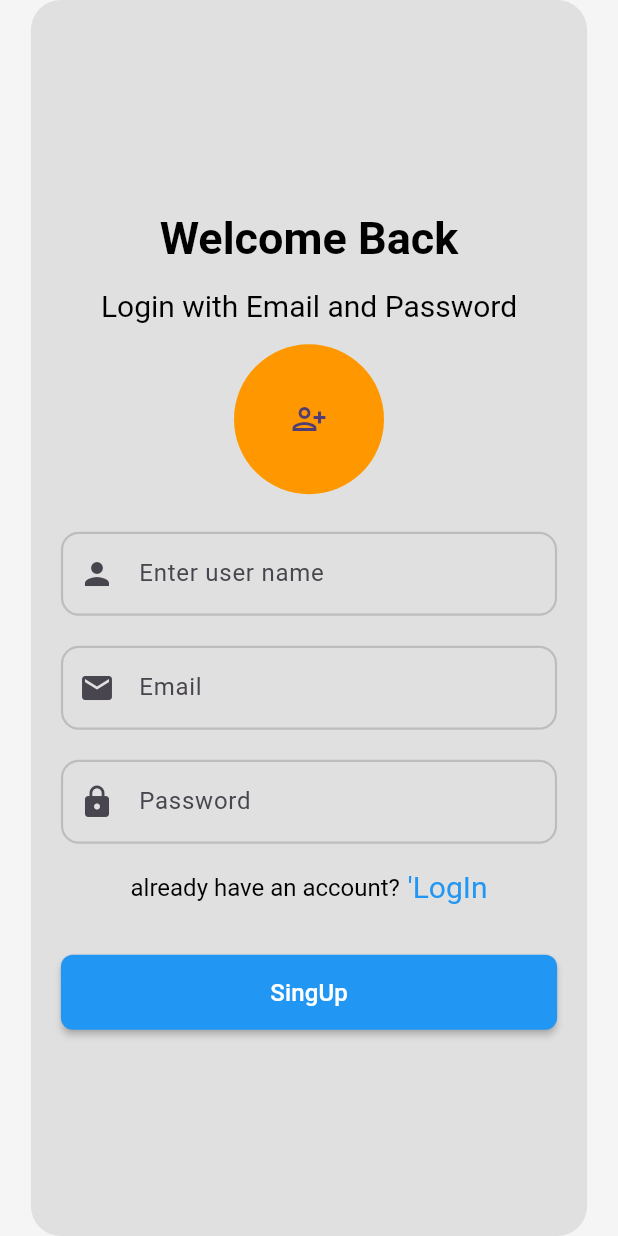
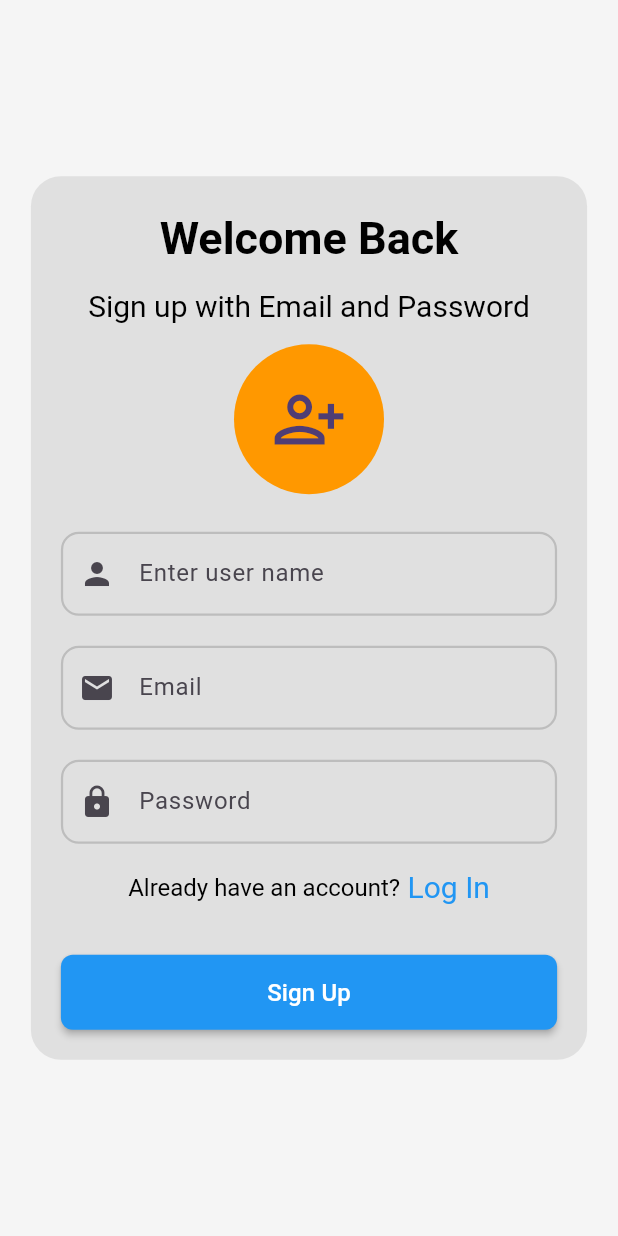
Before and after one commit to Amjad3618/Medico, a Flutter app: the screen it shows after launch, after a tap on "Sign Up", on a phone screen of 412 x 824 dp. Run offline on Flutter 3.47's test engine with Material 3 defaults, Android fonts, the phone set to English and light mode, and no system bars; our stand-ins replace cloud_firestore, firebase_auth, firebase_core, firebase_storage, image_picker; missing offline and left inert: dart:html; accounts and stored records are empty.

Commit message:
mobile auth completed

```diff
--- a/medico/lib/MobileScreen/login_m.dart
+++ b/medico/lib/MobileScreen/login_m.dart
@@ -24,13 +24,14 @@ class _LoginMState extends State<LoginM> {
     return Scaffold(
       body: Center(
         child: Container(
-          height: screenSize.height * 0.8, // 80% of screen height
+          height: screenSize.height *10, // 80% of screen height
           width: screenSize.width * 0.9, // 90% of screen width
           decoration: BoxDecoration(
             color: Colors.grey[300],
             borderRadius: BorderRadius.circular(20),
           ),
           padding: const EdgeInsets.all(20), // Use uniform padding
+          child: SingleChildScrollView(
             child: Column(
               mainAxisAlignment: MainAxisAlignment.center,
               crossAxisAlignment: CrossAxisAlignment.stretch, // Align children to stretch
@@ -90,7 +91,7 @@ class _LoginMState extends State<LoginM> {
                             onTap: () {
                               Navigator.push(
                                 context,
-                              MaterialPageRoute(builder: (_) => const SingUpM()),
+                                MaterialPageRoute(builder: (_) => const SignUpM()),
                               );
                             },
                             child: const MyTextt(
@@ -115,6 +116,7 @@ class _LoginMState extends State<LoginM> {
             ),
           ),
         ),
+      ),
     );
   }
 }
--- a/medico/lib/MobileScreen/singup_m.dart
+++ b/medico/lib/MobileScreen/singup_m.dart
@@ -1,65 +1,120 @@
+import 'dart:io';
 import 'package:flutter/material.dart';
+import 'package:image_picker/image_picker.dart';
 import 'package:medico/utils/custom_text.dart';
 import 'package:medico/utils/custome-button.dart';
 import 'package:medico/utils/custome_form.dart';
+import '../data/firebase_auth_services.dart';
+import 'bottom_nav_mobile.dart'; // Make sure this path is correct
 
-class SingUpM extends StatefulWidget {
-  const SingUpM({super.key});
+class SignUpM extends StatefulWidget {
+  const SignUpM({super.key});
 
   @override
-  State<SingUpM> createState() => _SingUpMState();
+  State<SignUpM> createState() => _SignUpMState();
 }
 
-class _SingUpMState extends State<SingUpM> {
-  final _emailCtrl = TextEditingController();
-  final _passwordCtrl = TextEditingController();final _namecrtl = TextEditingController();
+class _SignUpMState extends State<SignUpM> {
+  final FirebaseAuthService _authService = FirebaseAuthService();
+  final TextEditingController _emailCtrl = TextEditingController();
+  final TextEditingController _passwordCtrl = TextEditingController();
+  final TextEditingController _nameCtrl = TextEditingController();
+  bool _isLoading = false;
+  XFile? _selectedImage; // Store the selected image
+
+  final ImagePicker _picker = ImagePicker();
+
+  // Method to pick an image
+  Future<void> _pickImage() async {
+    final pickedFile = await _picker.pickImage(source: ImageSource.gallery);
+    if (pickedFile != null) {
+      setState(() {
+        _selectedImage = pickedFile;
+      });
+    }
+  }
+
+  // Sign up method
+  Future<void> _signUp() async {
+    setState(() => _isLoading = true);
+    try {
+      await _authService.completeSignUpProcess(
+        email: _emailCtrl.text.trim(),
+        password: _passwordCtrl.text.trim(),
+        name: _nameCtrl.text.trim(),
+        profileImage: _selectedImage,
+      );
+
+      ScaffoldMessenger.of(context).showSnackBar(
+        const SnackBar(content: Text('Sign up successful!')),
+      );
+
+      // Navigate to BottomNavMobile page after successful signup
+      Navigator.pushReplacement(
+        context,
+        MaterialPageRoute(builder: (context) => const BottomNavMobile()),
+      );
+    } catch (e) {
+      ScaffoldMessenger.of(context).showSnackBar(
+        SnackBar(content: Text('Sign up failed: ${e.toString()}')),
+      );
+    } finally {
+      setState(() => _isLoading = false);
+    }
+  }
 
   @override
   Widget build(BuildContext context) {
-    // Get the size of the screen
     final screenSize = MediaQuery.of(context).size;
+
     return Scaffold(
       body: Center(
+        child: SingleChildScrollView(
           child: Container(
-          height: screenSize.height * 10, // 80% of screen height
-          width: screenSize.width * 0.9, // 90% of screen width
+            width: screenSize.width * 0.9,
             decoration: BoxDecoration(
               color: Colors.grey[300],
               borderRadius: BorderRadius.circular(20),
             ),
-          padding: const EdgeInsets.all(20), // Use uniform padding
+            padding: const EdgeInsets.all(20),
             child: Column(
               mainAxisAlignment: MainAxisAlignment.center,
-            crossAxisAlignment: CrossAxisAlignment.stretch, // Align children to stretch
+              crossAxisAlignment: CrossAxisAlignment.stretch,
               children: [
                 const MyTextt(
                   text: "Welcome Back",
                   fontSize: 30,
                   fontWeight: FontWeight.bold,
-                textAlign: TextAlign.center, // Center text
+                  textAlign: TextAlign.center,
                 ),
                 const SizedBox(height: 10),
                 const MyTextt(
-                text: "Login with Email and Password",
+                  text: "Sign up with Email and Password",
                   fontSize: 20,
                   fontWeight: FontWeight.w400,
-                textAlign: TextAlign.center, // Center text
+                  textAlign: TextAlign.center,
                 ),
-              const SizedBox(height: 10,),
-              const CircleAvatar(
+                const SizedBox(height: 10),
+                GestureDetector(
+                  onTap: _pickImage,
+                  child: CircleAvatar(
                     radius: 50,
                     backgroundColor: Colors.orange,
-                child: Icon(Icons.person_add_alt),
+                    backgroundImage:
+                        _selectedImage != null ? FileImage(File(_selectedImage!.path)) : null,
+                    child: _selectedImage == null
+                        ? const Icon(Icons.person_add_alt, size: 50)
+                        : null,
+                  ),
                 ),
                 const SizedBox(height: 15),
-              // Using a single container to handle padding and spacing
                 Padding(
-                padding: const EdgeInsets.symmetric(vertical: 10), // Padding for vertical spacing
+                  padding: const EdgeInsets.symmetric(vertical: 10),
                   child: Column(
                     children: [
                       CustomTextFormField(
                         hintText: "Enter user name",
-                      controller: _namecrtl,
+                        controller: _nameCtrl,
                         prefixIcon: const Icon(Icons.person),
                         validator: (value) {
                           if (value == null || value.isEmpty) {
@@ -97,14 +152,14 @@ class _SingUpMState extends State<SingUpM> {
                       Row(
                         mainAxisAlignment: MainAxisAlignment.center,
                         children: [
-                        const MyTextt(text: "already have an account?"),
+                          const MyTextt(text: "Already have an account?"),
                           const SizedBox(width: 5),
                           InkWell(
                             onTap: () {
                               Navigator.pop(context);
                             },
                             child: const MyTextt(
-                            text: "'LogIn",
+                              text: "Log In",
                               color: Colors.blue,
                               fontSize: 20,
                             ),
@@ -114,14 +169,13 @@ class _SingUpMState extends State<SingUpM> {
                     ],
                   ),
                 ),
-              const SizedBox(height: 20), // Space between the form and button
+                const SizedBox(height: 20),
                 MyElevatedButton(
-                text: "SingUp",
-                onPressed: () {
-
-                },
+                  text: _isLoading ? "Signing Up..." : "Sign Up",
+                  onPressed: (){_isLoading ? null : _signUp();}
                 ),
               ],
+            ),
           ),
         ),
       ),
--- a/medico/lib/utils/uiHelper.dart
+++ b/medico/lib/utils/uiHelper.dart
@@ -1,9 +1,12 @@
 import 'package:firebase_auth/firebase_auth.dart';
 import 'package:flutter/material.dart';
 import 'package:medico/MobileScreen/login_m.dart';
-import 'package:medico/Responsives/lauout_code.dart';
+import 'package:medico/MobileScreen/bottom_nav_mobile.dart';
+
 import 'package:medico/WebScreens/devider_home.dart';
 import 'package:medico/WebScreens/login_w.dart';
+
+import '../Responsives/lauout_code.dart';
 
 class UIHelper extends StatelessWidget {
   const UIHelper({super.key});
@@ -18,8 +21,11 @@ class UIHelper extends StatelessWidget {
           // Show a loading spinner while waiting for data
           return const Center(child: CircularProgressIndicator());
         } else if (snapshot.hasData && snapshot.data != null) {
-          // If user is not null, show the main screen (DeviderHome)
-          return const DeviderHome();
+          // Check screen size and return appropriate home screen
+          final screenWidth = MediaQuery.of(context).size.width;
+          return screenWidth > 800
+              ? const DeviderHome()  // Web view
+              : const BottomNavMobile();  // Mobile view
         } else {
           // If user is null, show the login screen depending on the platform
           return const LayoutCode(
```
Also changed, not shown: medico/lib/WebScreens/singup_w.dart (+14 -38 lines), medico/lib/data/firebase_auth_services.dart (+102 -1 lines). Lines whose indentation alone changed are shown as unchanged.
